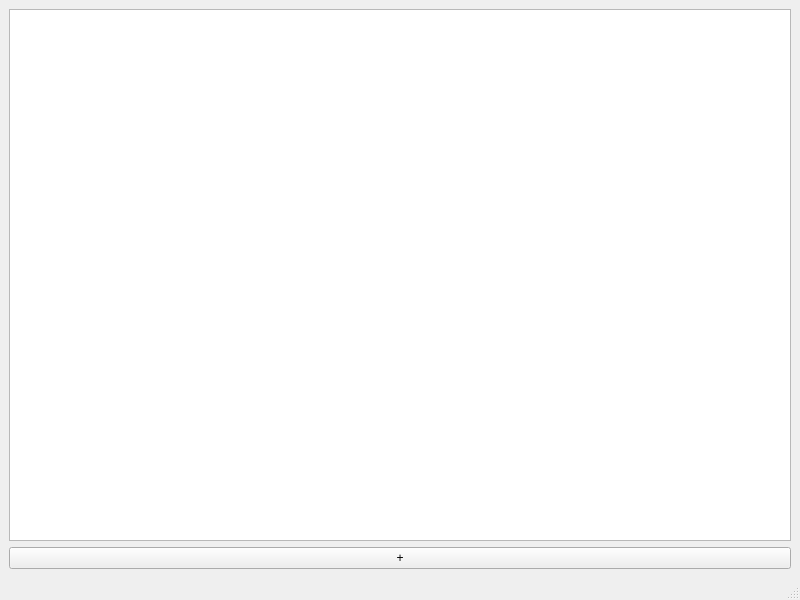
First picture: the form in TotpAuthy/totpauthy.ui, repository alexshapran-as/TotpAuthy, before the edit.
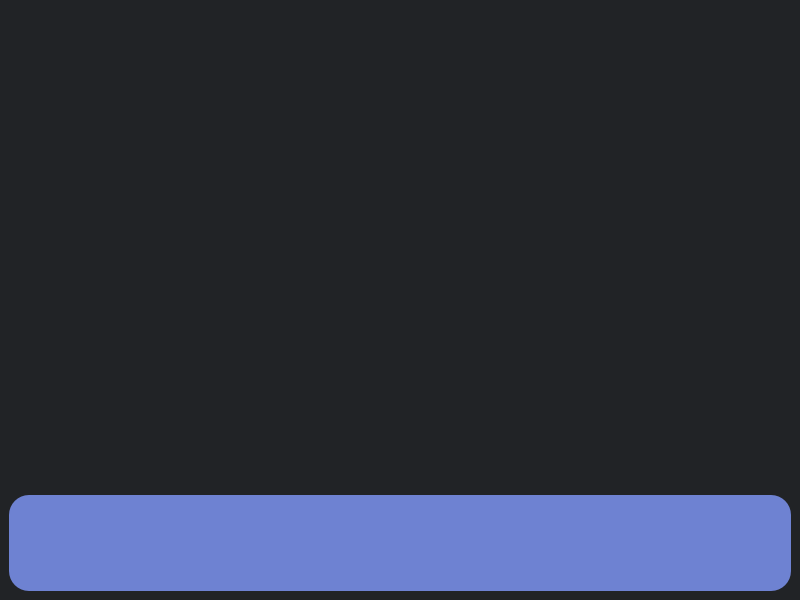
Second picture: the form after the edit. Icons and pictures are not drawn.

Diff of the .ui file:
```diff
--- a/TotpAuthy/totpauthy.ui
+++ b/TotpAuthy/totpauthy.ui
@@ -13,31 +13,269 @@
   <property name="windowTitle">
    <string>TotpAuthy</string>
   </property>
+  <property name="windowIcon">
+   <iconset resource="icons.qrc">
+    <normaloff>:/icons/icons/icon.ico</normaloff>:/icons/icons/icon.ico</iconset>
+  </property>
+  <property name="styleSheet">
+   <string notr="true">QWidget#centralwidget 
+{
+    min-height: 100vh;
+    padding: 0;
+    margin: 0;
+	background-color: rgb(33, 35, 38);
+}</string>
+  </property>
   <widget class="QWidget" name="centralwidget">
    <layout class="QGridLayout" name="gridLayout">
     <item row="1" column="0">
      <widget class="QPushButton" name="generateTotpCodePushButton">
+      <property name="sizePolicy">
+       <sizepolicy hsizetype="Minimum" vsizetype="Preferred">
+        <horstretch>0</horstretch>
+        <verstretch>5</verstretch>
+       </sizepolicy>
+      </property>
+      <property name="palette">
+       <palette>
+        <active>
+         <colorrole role="Button">
+          <brush brushstyle="SolidPattern">
+           <color alpha="255">
+            <red>110</red>
+            <green>130</green>
+            <blue>210</blue>
+           </color>
+          </brush>
+         </colorrole>
+         <colorrole role="Base">
+          <brush brushstyle="SolidPattern">
+           <color alpha="255">
+            <red>110</red>
+            <green>130</green>
+            <blue>210</blue>
+           </color>
+          </brush>
+         </colorrole>
+         <colorrole role="Window">
+          <brush brushstyle="SolidPattern">
+           <color alpha="255">
+            <red>110</red>
+            <green>130</green>
+            <blue>210</blue>
+           </color>
+          </brush>
+         </colorrole>
+        </active>
+        <inactive>
+         <colorrole role="Button">
+          <brush brushstyle="SolidPattern">
+           <color alpha="255">
+            <red>110</red>
+            <green>130</green>
+            <blue>210</blue>
+           </color>
+          </brush>
+         </colorrole>
+         <colorrole role="Base">
+          <brush brushstyle="SolidPattern">
+           <color alpha="255">
+            <red>110</red>
+            <green>130</green>
+            <blue>210</blue>
+           </color>
+          </brush>
+         </colorrole>
+         <colorrole role="Window">
+          <brush brushstyle="SolidPattern">
+           <color alpha="255">
+            <red>110</red>
+            <green>130</green>
+            <blue>210</blue>
+           </color>
+          </brush>
+         </colorrole>
+        </inactive>
+        <disabled>
+         <colorrole role="Button">
+          <brush brushstyle="SolidPattern">
+           <color alpha="255">
+            <red>110</red>
+            <green>130</green>
+            <blue>210</blue>
+           </color>
+          </brush>
+         </colorrole>
+         <colorrole role="Base">
+          <brush brushstyle="SolidPattern">
+           <color alpha="255">
+            <red>110</red>
+            <green>130</green>
+            <blue>210</blue>
+           </color>
+          </brush>
+         </colorrole>
+         <colorrole role="Window">
+          <brush brushstyle="SolidPattern">
+           <color alpha="255">
+            <red>110</red>
+            <green>130</green>
+            <blue>210</blue>
+           </color>
+          </brush>
+         </colorrole>
+        </disabled>
+       </palette>
+      </property>
+      <property name="font">
+       <font>
+        <family>Nirmala UI Semilight</family>
+        <pointsize>40</pointsize>
+        <weight>50</weight>
+        <bold>false</bold>
+        <stylestrategy>PreferDefault</stylestrategy>
+       </font>
+      </property>
+      <property name="styleSheet">
+       <string notr="true">QPushButton#generateTotpCodePushButton
+{
+image: url(:/icons/icons/plus.png);
+padding-top: 10px;
+padding-bottom: 10px;
+padding-right: 10px;
+padding-left: 10px;
+background-color: rgb(110, 130, 210);
+border-radius:20px; 
+border: 6px;
+}
+QPushButton#generateTotpCodePushButton:hover
+{
+image: url(:/icons/icons/plus.png);
+padding-top: 10px;
+padding-bottom: 10px;
+padding-right: 10px;
+padding-left: 10px;
+background-color: rgb(115, 139, 215);
+border-radius:20px; 
+border: 6px;
+}</string>
+      </property>
       <property name="text">
-       <string>+</string>
+       <string/>
       </property>
      </widget>
     </item>
     <item row="0" column="0">
-     <widget class="QListWidget" name="listWidget"/>
+     <widget class="QListWidget" name="listWidget">
+      <property name="sizePolicy">
+       <sizepolicy hsizetype="Expanding" vsizetype="Preferred">
+        <horstretch>0</horstretch>
+        <verstretch>25</verstretch>
+       </sizepolicy>
+      </property>
+      <property name="palette">
+       <palette>
+        <active>
+         <colorrole role="Button">
+          <brush brushstyle="SolidPattern">
+           <color alpha="255">
+            <red>33</red>
+            <green>35</green>
+            <blue>38</blue>
+           </color>
+          </brush>
+         </colorrole>
+         <colorrole role="Base">
+          <brush brushstyle="SolidPattern">
+           <color alpha="255">
+            <red>33</red>
+            <green>35</green>
+            <blue>38</blue>
+           </color>
+          </brush>
+         </colorrole>
+         <colorrole role="Window">
+          <brush brushstyle="SolidPattern">
+           <color alpha="255">
+            <red>33</red>
+            <green>35</green>
+            <blue>38</blue>
+           </color>
+          </brush>
+         </colorrole>
+        </active>
+        <inactive>
+         <colorrole role="Button">
+          <brush brushstyle="SolidPattern">
+           <color alpha="255">
+            <red>33</red>
+            <green>35</green>
+            <blue>38</blue>
+           </color>
+          </brush>
+         </colorrole>
+         <colorrole role="Base">
+          <brush brushstyle="SolidPattern">
+           <color alpha="255">
+            <red>33</red>
+            <green>35</green>
+            <blue>38</blue>
+           </color>
+          </brush>
+         </colorrole>
+         <colorrole role="Window">
+          <brush brushstyle="SolidPattern">
+           <color alpha="255">
+            <red>33</red>
+            <green>35</green>
+            <blue>38</blue>
+           </color>
+          </brush>
+         </colorrole>
+        </inactive>
+        <disabled>
+         <colorrole role="Button">
+          <brush brushstyle="SolidPattern">
+           <color alpha="255">
+            <red>33</red>
+            <green>35</green>
+            <blue>38</blue>
+           </color>
+          </brush>
+         </colorrole>
+         <colorrole role="Base">
+          <brush brushstyle="SolidPattern">
+           <color alpha="255">
+            <red>33</red>
+            <green>35</green>
+            <blue>38</blue>
+           </color>
+          </brush>
+         </colorrole>
+         <colorrole role="Window">
+          <brush brushstyle="SolidPattern">
+           <color alpha="255">
+            <red>33</red>
+            <green>35</green>
+            <blue>38</blue>
+           </color>
+          </brush>
+         </colorrole>
+        </disabled>
+       </palette>
+      </property>
+      <property name="styleSheet">
+       <string notr="true">QListWidget#listWidget
+{
+background-color: rgb(33, 35, 38);
+border-radius:0px; 
+border: 0px;
+}</string>
+      </property>
+     </widget>
     </item>
    </layout>
   </widget>
-  <widget class="QMenuBar" name="menubar">
-   <property name="geometry">
-    <rect>
-     <x>0</x>
-     <y>0</y>
-     <width>800</width>
-     <height>21</height>
-    </rect>
-   </property>
-  </widget>
-  <widget class="QStatusBar" name="statusbar"/>
  </widget>
  <resources/>
  <connections/>
```
Left out of the diff: 4 changed lines with no effect on the pictures.
